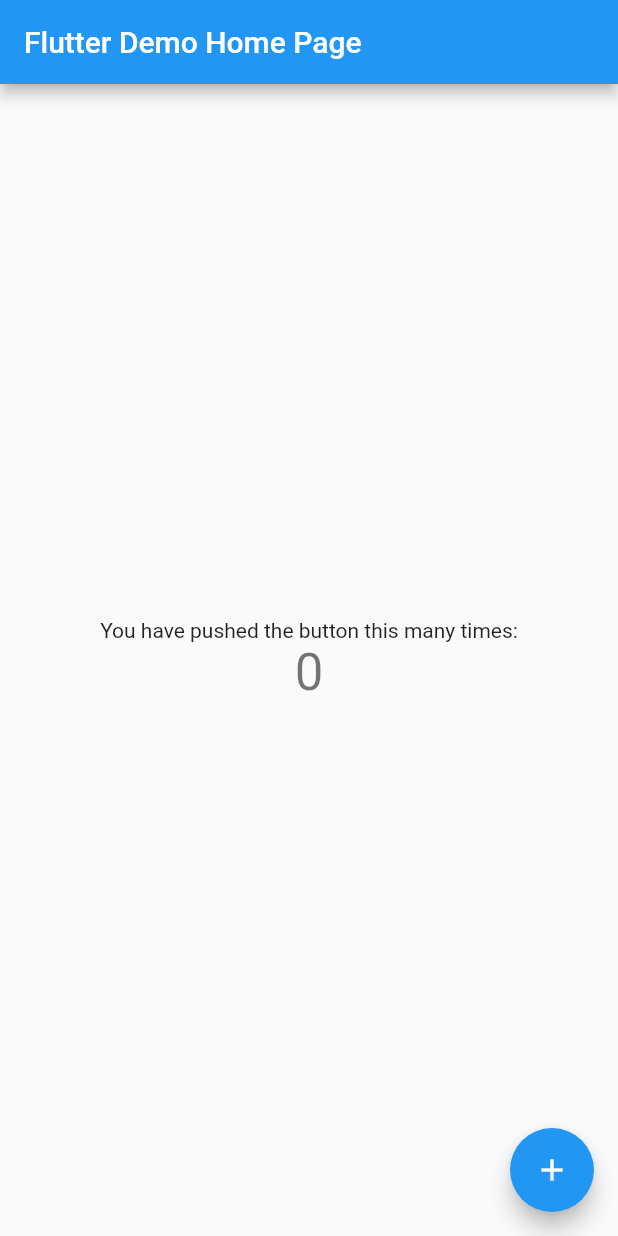
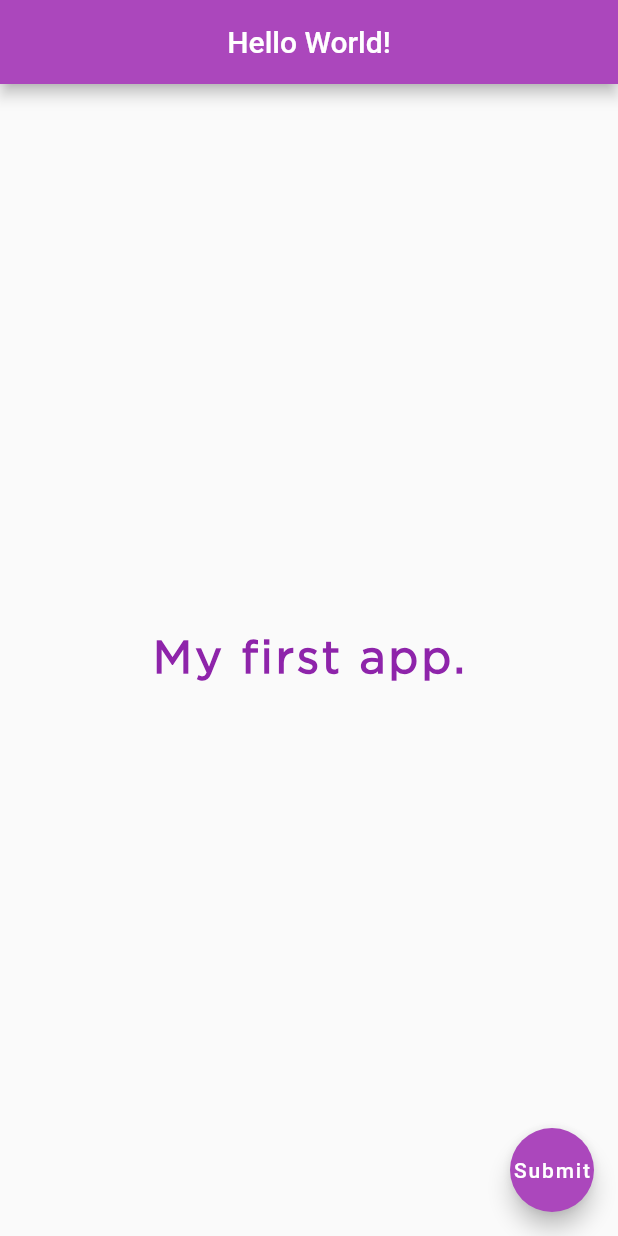
Before and after one commit to jagraj28/flutter_app, a Flutter app: the screen it shows after launch, on a phone screen of 412 x 824 dp. Run offline on Flutter 3.47's test engine with Material 2 defaults, Android fonts, the phone set to English and light mode, and no system bars.

```diff
--- a/lib/main.dart
+++ b/lib/main.dart
@@ -1,117 +1,28 @@
 import 'package:flutter/material.dart';
 
-void main() {
-  runApp(MyApp());
-}
-
-class MyApp extends StatelessWidget {
-  // This widget is the root of your application.
-  @override
-  Widget build(BuildContext context) {
-    return MaterialApp(
-      title: 'Flutter Demo',
-      theme: ThemeData(
-        // This is the theme of your application.
-        //
-        // Try running your application with "flutter run". You'll see the
-        // application has a blue toolbar. Then, without quitting the app, try
-        // changing the primarySwatch below to Colors.green and then invoke
-        // "hot reload" (press "r" in the console where you ran "flutter run",
-        // or simply save your changes to "hot reload" in a Flutter IDE).
-        // Notice that the counter didn't reset back to zero; the application
-        // is not restarted.
-        primarySwatch: Colors.blue,
-        // This makes the visual density adapt to the platform that you run
-        // the app on. For desktop platforms, the controls will be smaller and
-        // closer together (more dense) than on mobile platforms.
-        visualDensity: VisualDensity.adaptivePlatformDensity,
-      ),
-      home: MyHomePage(title: 'Flutter Demo Home Page'),
-    );
-  }
-}
-
-class MyHomePage extends StatefulWidget {
-  MyHomePage({Key key, this.title}) : super(key: key);
-
-  // This widget is the home page of your application. It is stateful, meaning
-  // that it has a State object (defined below) that contains fields that affect
-  // how it looks.
-
-  // This class is the configuration for the state. It holds the values (in this
-  // case the title) provided by the parent (in this case the App widget) and
-  // used by the build method of the State. Fields in a Widget subclass are
-  // always marked "final".
-
-  final String title;
-
-  @override
-  _MyHomePageState createState() => _MyHomePageState();
-}
-
-class _MyHomePageState extends State<MyHomePage> {
-  int _counter = 0;
-
-  void _incrementCounter() {
-    setState(() {
-      // This call to setState tells the Flutter framework that something has
-      // changed in this State, which causes it to rerun the build method below
-      // so that the display can reflect the updated values. If we changed
-      // _counter without calling setState(), then the build method would not be
-      // called again, and so nothing would appear to happen.
-      _counter++;
-    });
-  }
-
-  @override
-  Widget build(BuildContext context) {
-    // This method is rerun every time setState is called, for instance as done
-    // by the _incrementCounter method above.
-    //
-    // The Flutter framework has been optimized to make rerunning build methods
-    // fast, so that you can just rebuild anything that needs updating rather
-    // than having to individually change instances of widgets.
-    return Scaffold(
-      appBar: AppBar(
-        // Here we take the value from the MyHomePage object that was created by
-        // the App.build method, and use it to set our appbar title.
-        title: Text(widget.title),
-      ),
-      body: Center(
-        // Center is a layout widget. It takes a single child and positions it
-        // in the middle of the parent.
-        child: Column(
-          // Column is also a layout widget. It takes a list of children and
-          // arranges them vertically. By default, it sizes itself to fit its
-          // children horizontally, and tries to be as tall as its parent.
-          //
-          // Invoke "debug painting" (press "p" in the console, choose the
-          // "Toggle Debug Paint" action from the Flutter Inspector in Android
-          // Studio, or the "Toggle Debug Paint" command in Visual Studio Code)
-          // to see the wireframe for each widget.
-          //
-          // Column has various properties to control how it sizes itself and
-          // how it positions its children. Here we use mainAxisAlignment to
-          // center the children vertically; the main axis here is the vertical
-          // axis because Columns are vertical (the cross axis would be
-          // horizontal).
-          mainAxisAlignment: MainAxisAlignment.center,
-          children: <Widget>[
-            Text(
-              'You have pushed the button this many times:',
-            ),
-            Text(
-              '$_counter',
-              style: Theme.of(context).textTheme.headline4,
-            ),
-          ],
+void main() => runApp(MaterialApp(
+  home: Scaffold(
+    appBar: AppBar(
+      title: Text('Hello World!'),
+      centerTitle: true,
+      backgroundColor: Colors.purple[400],
+    ),
+    body: Center(
+      child: Text(
+        'My first app.',
+        style: TextStyle(
+          fontSize: 30.0,
+          fontWeight: FontWeight.bold,
+          letterSpacing: 2.0,
+          color: Colors.purple[600],
+          fontFamily: 'Gotham',
         ),
       ),
-      floatingActionButton: FloatingActionButton(
-        onPressed: _incrementCounter,
-        tooltip: 'Increment',
-        child: Icon(Icons.add),
-      ), // This trailing comma makes auto-formatting nicer for build methods.
-    );
-  }
-}
+    ),
+    floatingActionButton: FloatingActionButton(
+      onPressed: () {},
+      child: Text('Submit'),
+      backgroundColor: Colors.purple[400],
+    ),
+  ),
+));
```
Also changed, not shown: pubspec.yaml (+5 -11 lines), fonts/GothamBook.ttf (added).
